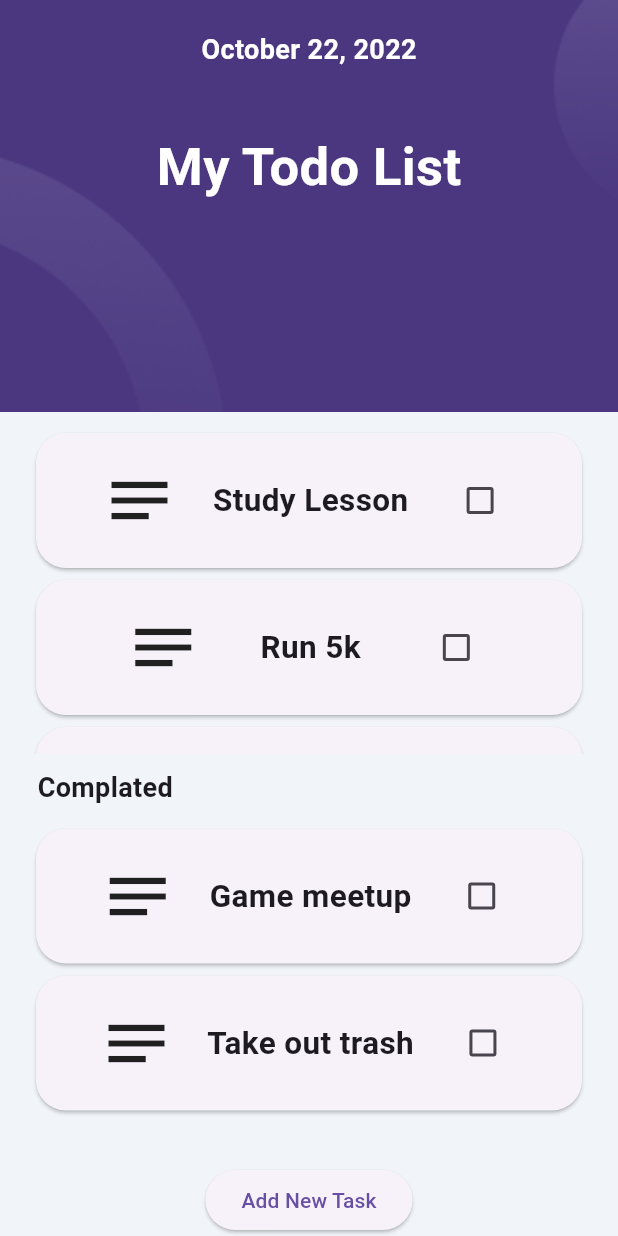
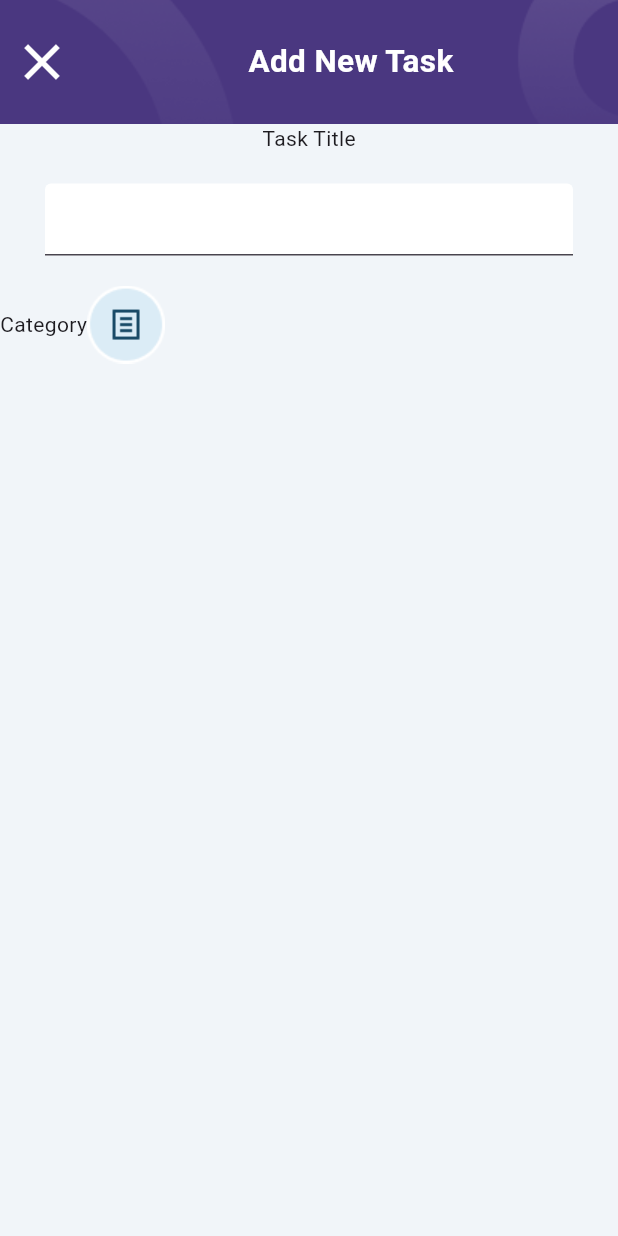
Before and after one commit to abdullahbhrmv/Flutter_Edu, a Flutter app: the screen it shows after launch, after a tap on "Add New Task", on a phone screen of 412 x 824 dp. Run offline on Flutter 3.47's test engine with Material 3 defaults, Android fonts, the phone set to English and light mode, and no system bars; our stand-ins replace hexcolor.

Commit message:
HomeScreen, AddNewTaskButton

```diff
--- a/todo_app/lib/main.dart
+++ b/todo_app/lib/main.dart
@@ -1,7 +1,5 @@
 import 'package:flutter/material.dart';
-import 'package:hexcolor/hexcolor.dart';
-import 'package:todo_app/constants/color.dart';
-import 'package:todo_app/todoitem.dart';
+import 'package:todo_app/screens/home.dart';
 
 void main() {
   runApp(const MyApp());
@@ -14,117 +12,14 @@ class MyApp extends StatefulWidget {
   State<MyApp> createState() => _MyAppState();
 }
 
-List<String> todo = ["Study Lesson", "Run 5k", "Go to Party"];
-List<String> complated = ["Game meetup", "Take out trash"];
-
 class _MyAppState extends State<MyApp> {
   bool isChecked = false;
 
   @override
   Widget build(BuildContext context) {
-    double doubleHight = MediaQuery.of(context).size.height;
-    double doubleWidth = MediaQuery.of(context).size.width;
-
-    return MaterialApp(
+    return const MaterialApp(
       debugShowCheckedModeBanner: false,
-      home: SafeArea(
-        child: Scaffold(
-          backgroundColor: HexColor(backgroundColor),
-          body: Column(
-            children: [
-              // Header
-              Container(
-                width: doubleWidth,
-                height: doubleHight / 3,
-                decoration: const BoxDecoration(
-                  color: Colors.purple,
-                  image: DecorationImage(
-                    image: AssetImage("lib/assets/images/header.png"),
-                    fit: BoxFit.cover,
-                  ),
-                ),
-                child: const Column(
-                  children: [
-                    Padding(
-                      padding: EdgeInsets.only(top: 20),
-                      child: Text(
-                        "October 22, 2022",
-                        style: TextStyle(
-                          color: Colors.white,
-                          fontSize: 18,
-                          fontWeight: FontWeight.bold,
-                        ),
-                      ),
-                    ),
-                    Padding(
-                      padding: EdgeInsets.only(top: 40),
-                      child: Text(
-                        "My Todo List",
-                        style: TextStyle(
-                          color: Colors.white,
-                          fontSize: 35,
-                          fontWeight: FontWeight.bold,
-                        ),
-                      ),
-                    ),
-                  ],
-                ),
-              ),
-              // Top Column
-              Expanded(
-                child: Padding(
-                  padding: const EdgeInsets.fromLTRB(20, 10, 20, 10),
-                  child: SingleChildScrollView(
-                    child: ListView.builder(
-                      primary: false,
-                      shrinkWrap: true,
-                      itemCount: todo.length,
-                      itemBuilder: (context, index) {
-                        return TodoItem(
-                          title: todo[index],
-                        );
-                      },
-                    ),
-                  ),
-                ),
-              ),
-              // Complated Text
-              const Padding(
-                padding: EdgeInsets.only(left: 25),
-                child: Align(
-                  alignment: Alignment.centerLeft,
-                  child: Text(
-                    "Complated",
-                    style: TextStyle(fontSize: 18, fontWeight: FontWeight.bold),
-                  ),
-                ),
-              ),
-              // Bottom Column
-              Expanded(
-                child: Padding(
-                  padding: const EdgeInsets.fromLTRB(20, 10, 20, 10),
-                  child: SingleChildScrollView(
-                      child: ListView.builder(
-                    primary: false,
-                    shrinkWrap: true,
-                    itemCount: complated.length,
-                    itemBuilder: (context, index) {
-                      return TodoItem(
-                        title: complated[index],
-                      );
-                    },
-                  )),
-                ),
-              ),
-              // Add New Task Button
-              ElevatedButton(
-                onPressed: () {},
-                child: const Text("Add New Task"),
-              )
-            ],
-          ),
-        ),
-      ),
+      home: HomeScreen(),
     );
   }
 }
--- /dev/null
+++ b/todo_app/lib/screens/add_new_task.dart
@@ -0,0 +1,82 @@
+import 'package:flutter/material.dart';
+import 'package:hexcolor/hexcolor.dart';
+import 'package:todo_app/constants/color.dart';
+
+class AddNewTaskScreen extends StatelessWidget {
+  const AddNewTaskScreen({super.key});
+
+  @override
+  Widget build(BuildContext context) {
+    double deviceHight = MediaQuery.of(context).size.height;
+    double deviceWidth = MediaQuery.of(context).size.width;
+
+    return SafeArea(
+      child: Scaffold(
+        backgroundColor: HexColor(backgroundColor),
+        body: Column(
+          children: [
+            Container(
+              width: deviceWidth,
+              height: deviceHight / 10,
+              decoration: const BoxDecoration(
+                color: Colors.purple,
+                image: DecorationImage(
+                  image:
+                      AssetImage("lib/assets/images/add_new_task_header.png"),
+                  fit: BoxFit.cover,
+                ),
+              ),
+              child: Row(
+                children: [
+                  IconButton(
+                    onPressed: () {
+                      Navigator.of(context).pop();
+                    },
+                    icon: const Icon(
+                      Icons.close,
+                      size: 40,
+                      color: Colors.white,
+                    ),
+                  ),
+                  const Expanded(
+                    child: Text(
+                      "Add New Task",
+                      style: TextStyle(
+                        color: Colors.white,
+                        fontWeight: FontWeight.bold,
+                        fontSize: 21,
+                      ),
+                      textAlign: TextAlign.center,
+                    ),
+                  ),
+                ],
+              ),
+            ),
+            const Text("Task Title"),
+            const Padding(
+              padding: EdgeInsets.symmetric(
+                horizontal: 30,
+                vertical: 20,
+              ),
+              child: TextField(
+                decoration: InputDecoration(
+                  filled: true,
+                  fillColor: Colors.white,
+                ),
+              ),
+            ),
+            Row(
+              children: [
+                const Text("Category"),
+                GestureDetector(
+                  onTap: () {},
+                  child: Image.asset("lib/assets/images/category_1.png"),
+                ),
+              ],
+            ),
+          ],
+        ),
+      ),
+    );
+  }
+}
--- /dev/null
+++ b/todo_app/lib/screens/home.dart
@@ -0,0 +1,130 @@
+import 'package:flutter/material.dart';
+import 'package:hexcolor/hexcolor.dart';
+import 'package:todo_app/constants/color.dart';
+import 'package:todo_app/screens/add_new_task.dart';
+import 'package:todo_app/todoitem.dart';
+
+class HomeScreen extends StatefulWidget {
+  const HomeScreen({super.key});
+
+  @override
+  State<HomeScreen> createState() => _HomeScreenState();
+}
+
+class _HomeScreenState extends State<HomeScreen> {
+  List<String> todo = ["Study Lesson", "Run 5k", "Go to Party"];
+  List<String> complated = ["Game meetup", "Take out trash"];
+
+  @override
+  Widget build(BuildContext context) {
+    double doubleHight = MediaQuery.of(context).size.height;
+    double doubleWidth = MediaQuery.of(context).size.width;
+
+    return MaterialApp(
+      home: SafeArea(
+        child: Scaffold(
+          backgroundColor: HexColor(backgroundColor),
+          body: Column(
+            children: [
+              // Header
+              Container(
+                width: doubleWidth,
+                height: doubleHight / 3,
+                decoration: const BoxDecoration(
+                  color: Colors.purple,
+                  image: DecorationImage(
+                    image: AssetImage("lib/assets/images/header.png"),
+                    fit: BoxFit.cover,
+                  ),
+                ),
+                child: const Column(
+                  children: [
+                    Padding(
+                      padding: EdgeInsets.only(top: 20),
+                      child: Text(
+                        "October 22, 2022",
+                        style: TextStyle(
+                          color: Colors.white,
+                          fontSize: 18,
+                          fontWeight: FontWeight.bold,
+                        ),
+                      ),
+                    ),
+                    Padding(
+                      padding: EdgeInsets.only(top: 40),
+                      child: Text(
+                        "My Todo List",
+                        style: TextStyle(
+                          color: Colors.white,
+                          fontSize: 35,
+                          fontWeight: FontWeight.bold,
+                        ),
+                      ),
+                    ),
+                  ],
+                ),
+              ),
+              // Top Column
+              Expanded(
+                child: Padding(
+                  padding: const EdgeInsets.fromLTRB(20, 10, 20, 10),
+                  child: SingleChildScrollView(
+                    child: ListView.builder(
+                      primary: false,
+                      shrinkWrap: true,
+                      itemCount: todo.length,
+                      itemBuilder: (context, index) {
+                        return TodoItem(
+                          title: todo[index],
+                        );
+                      },
+                    ),
+                  ),
+                ),
+              ),
+              // Complated Text
+              const Padding(
+                padding: EdgeInsets.only(left: 25),
+                child: Align(
+                  alignment: Alignment.centerLeft,
+                  child: Text(
+                    "Complated",
+                    style: TextStyle(fontSize: 18, fontWeight: FontWeight.bold),
+                  ),
+                ),
+              ),
+              // Bottom Column
+              Expanded(
+                child: Padding(
+                  padding: const EdgeInsets.fromLTRB(20, 10, 20, 10),
+                  child: SingleChildScrollView(
+                      child: ListView.builder(
+                    primary: false,
+                    shrinkWrap: true,
+                    itemCount: complated.length,
+                    itemBuilder: (context, index) {
+                      return TodoItem(
+                        title: complated[index],
+                      );
+                    },
+                  )),
+                ),
+              ),
+              // Add New Task Button
+              ElevatedButton(
+                onPressed: () {
+                  Navigator.of(context).push(
+                    MaterialPageRoute(
+                      builder: (context) => const AddNewTaskScreen(),
+                    ),
+                  );
+                },
+                child: const Text("Add New Task"),
+              )
+            ],
+          ),
+        ),
+      ),
+    );
+  }
+}
```
Also changed, not shown: 1 other file.
